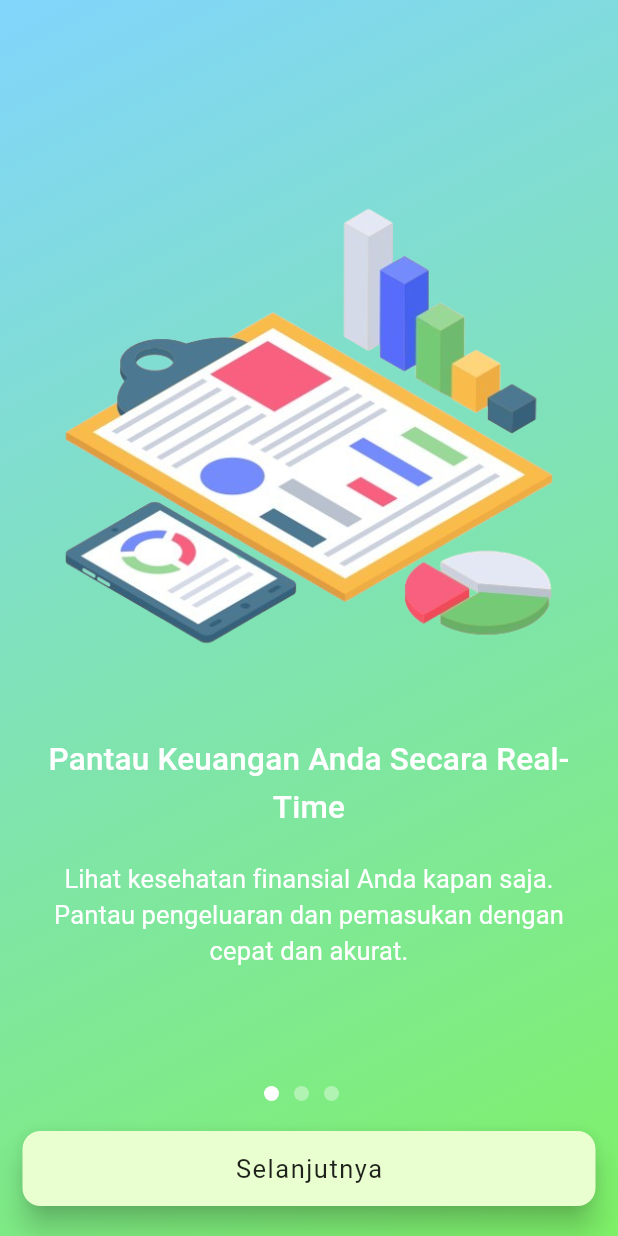
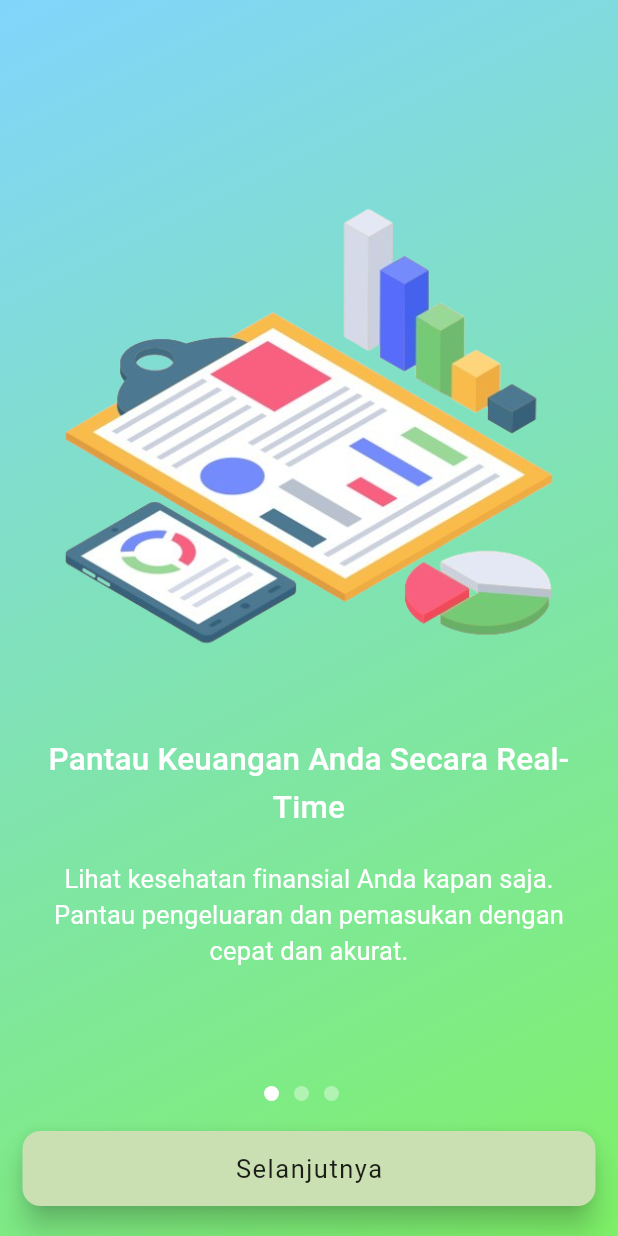
Before and after one commit to msaririzki/uangku, a Flutter app: the screen it shows after launch, on a phone screen of 412 x 824 dp. Run offline on Flutter 3.47's test engine with Material 3 defaults, Android fonts, the phone set to English and light mode, and no system bars; our stand-ins replace bloc, cloud_firestore, connectivity_plus, currency_text_input_formatter, firebase_auth, firebase_core and 6 more; accounts and stored records are empty.

Commit message:
ubah warna

```diff
--- a/lib/main.dart
+++ b/lib/main.dart
@@ -54,7 +54,7 @@ class MyApp extends StatelessWidget {
       fontFamily: 'Roboto',
       elevatedButtonTheme: ElevatedButtonThemeData(
         style: ElevatedButton.styleFrom(
-            backgroundColor: const Color(0xFFEAFFD0),
+            backgroundColor: const Color.fromARGB(255, 202, 223, 178),
             elevation: 8,
             shape:
                 RoundedRectangleBorder(borderRadius: BorderRadius.circular(12)),
```
